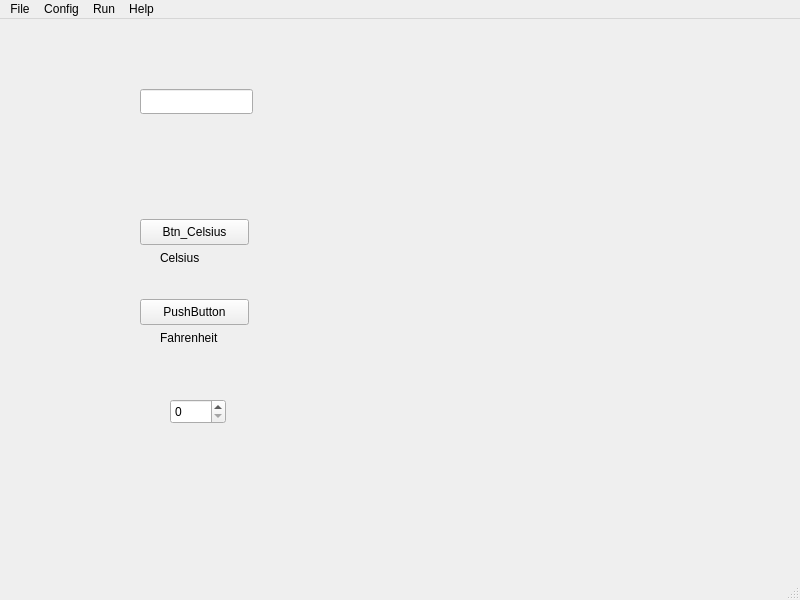
tobiz/OGN-Flight-Logger_V2, file flogger.ui: the form before one commit.
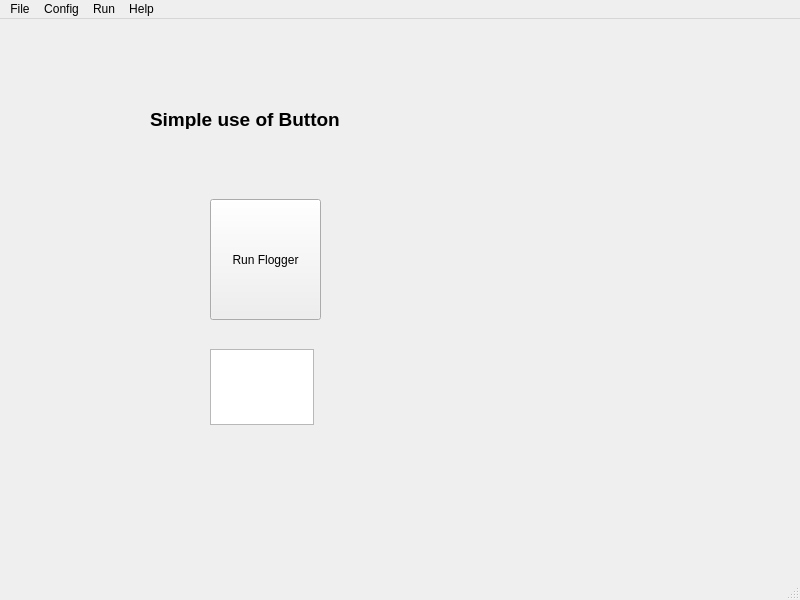
The form after the commit.

Commit message: Still trying to get it to work!

What changed in the file:
```diff
--- a/flogger.ui
+++ b/flogger.ui
@@ -17,73 +17,44 @@
    <widget class="QPushButton" name="btn_Celsius">
     <property name="geometry">
      <rect>
-      <x>140</x>
-      <y>200</y>
-      <width>109</width>
-      <height>26</height>
+      <x>210</x>
+      <y>180</y>
+      <width>111</width>
+      <height>121</height>
      </rect>
     </property>
     <property name="text">
-     <string>Btn_Celsius</string>
+     <string>Run Flogger</string>
     </property>
    </widget>
-   <widget class="QPushButton" name="Btn_Fahrenheit">
+   <widget class="QTextEdit" name="floggerRunBox">
     <property name="geometry">
      <rect>
-      <x>140</x>
-      <y>280</y>
-      <width>109</width>
-      <height>26</height>
+      <x>210</x>
+      <y>330</y>
+      <width>104</width>
+      <height>76</height>
      </rect>
     </property>
-    <property name="text">
-     <string>PushButton</string>
-    </property>
    </widget>
    <widget class="QLabel" name="label">
     <property name="geometry">
      <rect>
-      <x>160</x>
-      <y>230</y>
-      <width>71</width>
-      <height>17</height>
+      <x>150</x>
+      <y>90</y>
+      <width>241</width>
+      <height>20</height>
      </rect>
     </property>
-    <property name="text">
-     <string>Celsius</string>
+    <property name="font">
+     <font>
+      <pointsize>14</pointsize>
+      <weight>75</weight>
+      <bold>true</bold>
+     </font>
     </property>
-   </widget>
-   <widget class="QLabel" name="label_2">
-    <property name="geometry">
-     <rect>
-      <x>160</x>
-      <y>310</y>
-      <width>81</width>
-      <height>17</height>
-     </rect>
-    </property>
     <property name="text">
-     <string>Fahrenheit</string>
-    </property>
-   </widget>
-   <widget class="QLineEdit" name="lineEdit">
-    <property name="geometry">
-     <rect>
-      <x>140</x>
-      <y>70</y>
-      <width>113</width>
-      <height>25</height>
-     </rect>
-    </property>
-   </widget>
-   <widget class="QSpinBox" name="spinBox">
-    <property name="geometry">
-     <rect>
-      <x>170</x>
-      <y>380</y>
-      <width>56</width>
-      <height>25</height>
-     </rect>
+     <string>Simple use of Button</string>
     </property>
    </widget>
   </widget>
```
Left out of the diff: 2 changed lines with no effect on the pictures. The commit also changes 1 other file.
